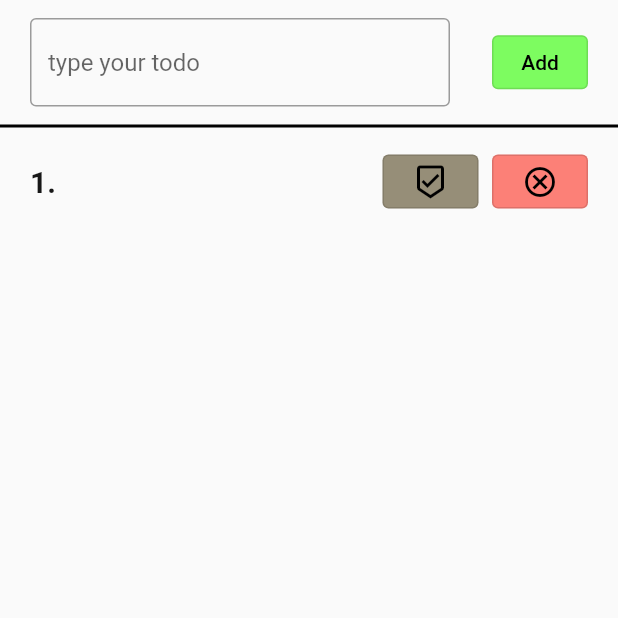
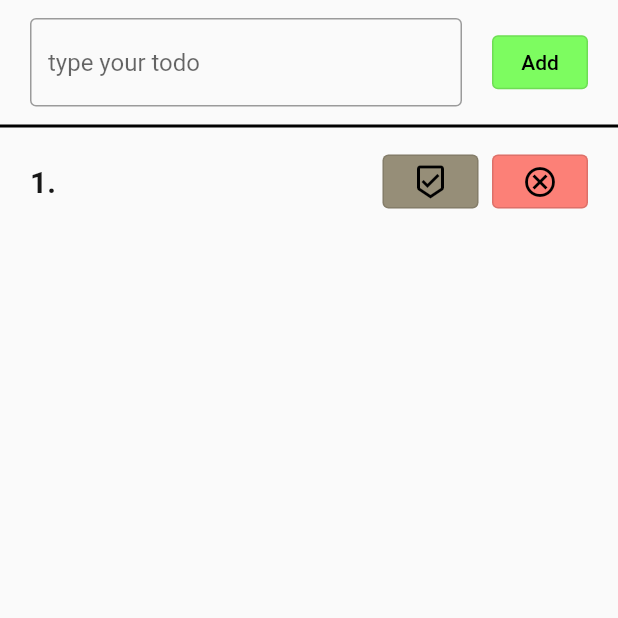
Before and after one commit to Noutice/my_todo_app, a Flutter app: the screen it shows after launch, after a tap on "Add", on a phone screen of 412 x 824 dp, the top half of it. Run offline on Flutter 3.47's test engine with Material 2 defaults, Android fonts, the phone set to English and light mode, and no system bars; our stand-ins replace flutter_bloc.

Commit message:
changed input bar

```diff
--- a/lib/bloc/todo_bloc.dart
+++ b/lib/bloc/todo_bloc.dart
@@ -37,7 +37,7 @@ void _addList(AddListEvent event, Emitter<TodoState> emit) {
 }
 
 void _removeList(RemoveListEvent event, Emitter<TodoState> emit) {
-  if (index == 0) return;
+  // if (index == 0) return;
   todoList.removeAt(event.index);
   index--;
   isDisabled = false;
--- a/lib/components/complected_button_component.dart
+++ b/lib/components/complected_button_component.dart
@@ -5,8 +5,11 @@ import 'package:todo_app/bloc/todo_bloc.dart';
 class ComplactedButton extends StatelessWidget {
   final TodoComplectedEvent onPressed;
   final Color color;
-  const ComplactedButton(
-      {super.key, required this.color, required this.onPressed});
+  const ComplactedButton({
+    super.key,
+    required this.color,
+    required this.onPressed,
+  });
 
   @override
   Widget build(BuildContext context) {
--- a/lib/components/input_bar_component.dart
+++ b/lib/components/input_bar_component.dart
@@ -16,7 +16,6 @@ class InputBar extends StatelessWidget {
           child: Row(
             children: [
               Expanded(
-                flex: 10,
                 child: SizedBox(
                   child: TextField(
                     controller: controller,
@@ -30,7 +29,7 @@ class InputBar extends StatelessWidget {
                   ),
                 ),
               ),
-              const Expanded(child: SizedBox()),
+              const SizedBox(width: 20),
               if (!state.isDisabled) const AddButton(color: Color(0xFF7DFC60)),
               if (state.isDisabled) const AddButton(color: Colors.red),
             ],
```
